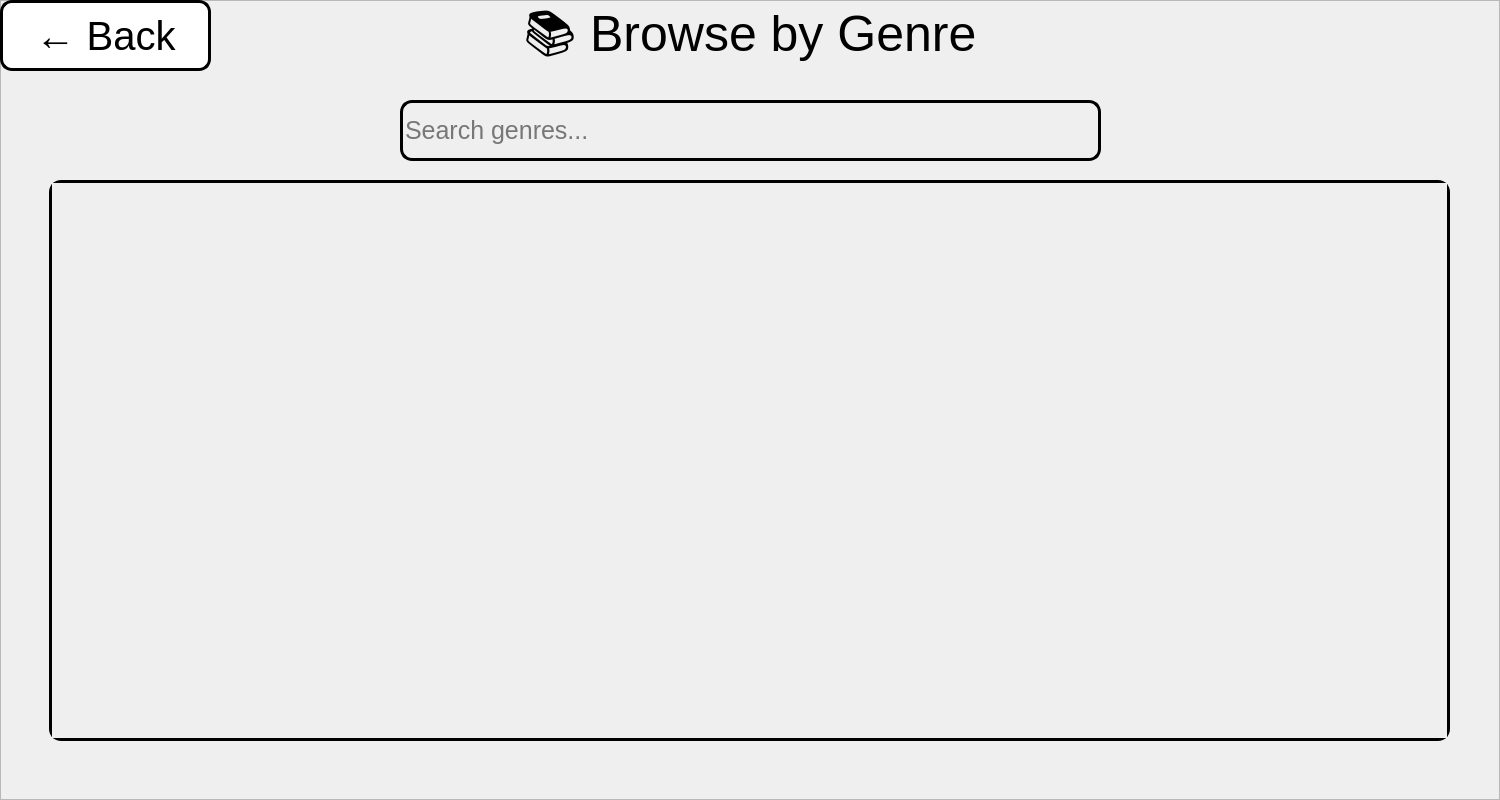
The window that BookClubProject/Users/genrebrowserwindow.ui (mohammadshirizadeh-sudo/book-club) describes before a commit, drawn with Qt 5.
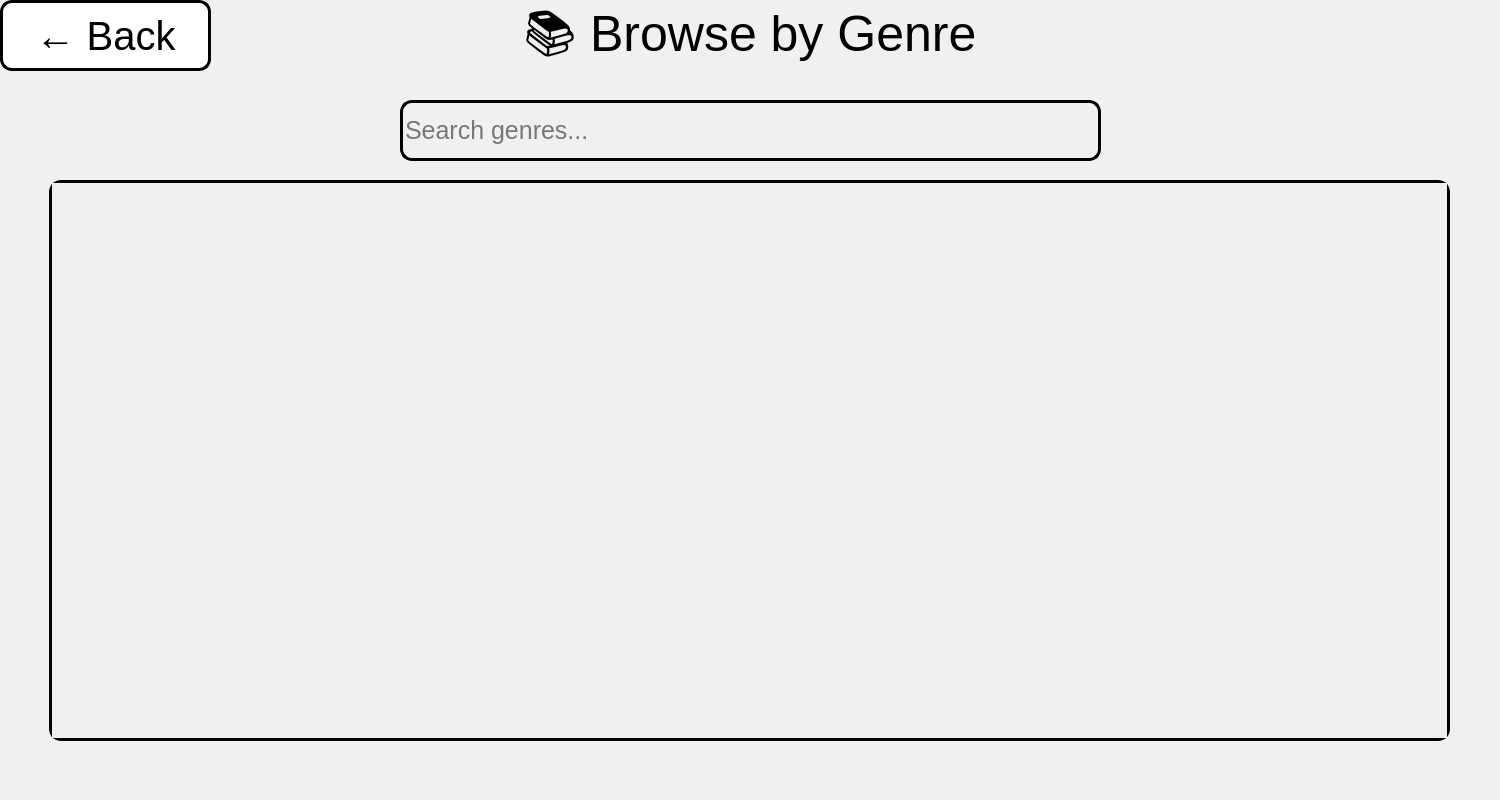
The same window after the commit. Icons and pictures are not drawn.

The edit to the form file:
```diff
--- a/BookClubProject/Users/genrebrowserwindow.ui
+++ b/BookClubProject/Users/genrebrowserwindow.ui
@@ -27,7 +27,9 @@
      </rect>
     </property>
     <property name="styleSheet">
-     <string notr="true"/>
+     <string notr="true">QFrame {
+	background-color: rgba(255,255,255,10);
+}</string>
     </property>
     <property name="frameShape">
      <enum>QFrame::Shape::StyledPanel</enum>
```
